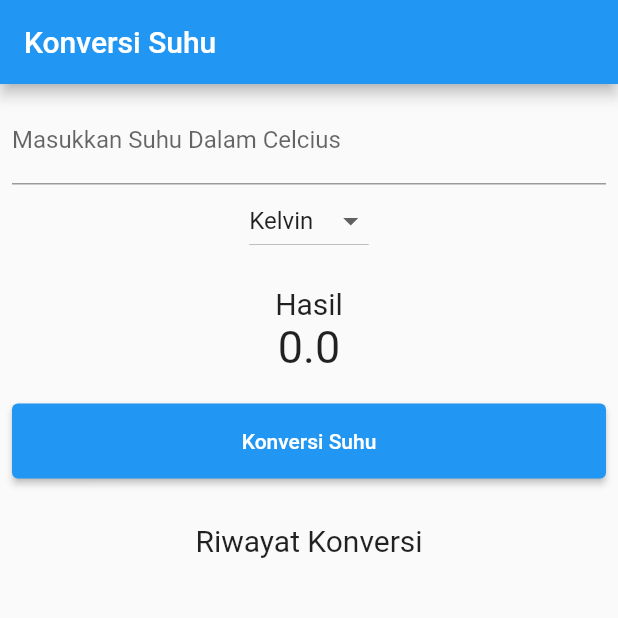
After one commit to Dka-11/konversi_suhu_listmap, a Flutter app: the screen it shows after launch, on a phone screen of 412 x 824 dp, the top half of it. The commit adds this screen. Run offline on Flutter 3.47's test engine with Material 2 defaults, Android fonts, the phone set to English and light mode, and no system bars.

Commit message:
Extract widgets to smaller

```diff
--- a/lib/main.dart
+++ b/lib/main.dart
@@ -1,5 +1,7 @@
 import 'package:flutter/material.dart';
 import 'package:konversi_suhu/widgets/convert.dart';
+import 'package:konversi_suhu/widgets/dropdownconvert.dart';
+import 'package:konversi_suhu/widgets/historyconvert.dart';
 import 'package:konversi_suhu/widgets/input.dart';
 import 'package:konversi_suhu/widgets/result.dart';
 
@@ -80,26 +82,11 @@ class _MyAppState extends State<MyApp> {
               InputSuhu(
                 nilaiCelcius: suhuInput,
               ),
-              Column(
-                children: [
-                  DropdownButton(
-                    items: listItem.map((String value) {
-                      // listItem dari variabel diubah menjadi string.
-                      return DropdownMenuItem<String>(
-                        value: value,
-                        // nilai dari suatu output, nilai akan tampil di debug console
-                        child: Text(value),
-                        //sebuah widget yang akan tampil di output
-                      );
-                    }).toList(),
-                    value: _newValue,
-                    // Mengubah output dropdown
-                    onChanged: dropdownOnChanged,
-                    // Agar Dropdown dapat di klik memakai widget onChanged
-                  ),
-                  Result(result: _result),
-                ],
-              ),
+              DropDownConvert(
+                  listItem: listItem,
+                  newValue: _newValue,
+                  dropDownConvert: dropdownOnChanged),
+              Result(result: _result),
               ButtonSuhu(afterClick: konversiSuhu),
               Container(
                   margin: const EdgeInsets.only(top: 30),
@@ -107,16 +94,7 @@ class _MyAppState extends State<MyApp> {
                     "Riwayat Konversi",
                     style: TextStyle(fontSize: 20),
                   )),
-              Expanded(
-                  child: ListView(
-                      children: listViewHistoryItem.map((String value) {
-                return Container(
-                    margin: const EdgeInsets.all(10),
-                    child: Text(
-                      value,
-                      style: const TextStyle(fontSize: 15),
-                    ));
-              }).toList()))
+              HistoryConvert(listViewHistoryItem: listViewHistoryItem)
             ],
           ),
         ),
--- /dev/null
+++ b/lib/widgets/dropdownconvert.dart
@@ -0,0 +1,39 @@
+import 'package:flutter/material.dart';
+
+class DropDownConvert extends StatelessWidget {
+  const DropDownConvert({
+    super.key,
+    required this.listItem,
+    required this.newValue,
+    required this.dropDownConvert,
+  });
+
+  final List<String> listItem;
+  final String newValue;
+  final Function(String?) dropDownConvert;
+  //Parameter diberi nullable type karena pada fungsi parent memiliki nullable type.
+
+  @override
+  Widget build(BuildContext context) {
+    return Column(
+      children: [
+        DropdownButton(
+          items: listItem.map((String value) {
+            // listItem dari variabel listItem diubah menjadi string.
+            return DropdownMenuItem<String>(
+              value: value,
+              // nilai dari suatu output, nilai akan tampil di debug console
+              child: Text(value),
+              //sebuah widget yang akan tampil di output
+            );
+          }).toList(),
+          value: newValue,
+          // Mengubah output dropdown
+          onChanged: dropDownConvert,
+          // Agar Dropdown dapat di klik memakai widget onChanged
+          // onchanged tidak bisa memiliki nilai null
+        ),
+      ],
+    );
+  }
+}
--- /dev/null
+++ b/lib/widgets/historyconvert.dart
@@ -0,0 +1,24 @@
+import 'package:flutter/material.dart';
+
+class HistoryConvert extends StatelessWidget {
+  const HistoryConvert({
+    super.key,
+    required this.listViewHistoryItem,
+  });
+
+  final List<String> listViewHistoryItem;
+
+  @override
+  Widget build(BuildContext context) {
+    return Expanded(
+        child: ListView(
+            children: listViewHistoryItem.map((String value) {
+      return Container(
+          margin: const EdgeInsets.all(10),
+          child: Text(
+            value,
+            style: const TextStyle(fontSize: 15),
+          ));
+    }).toList()));
+  }
+}
```
